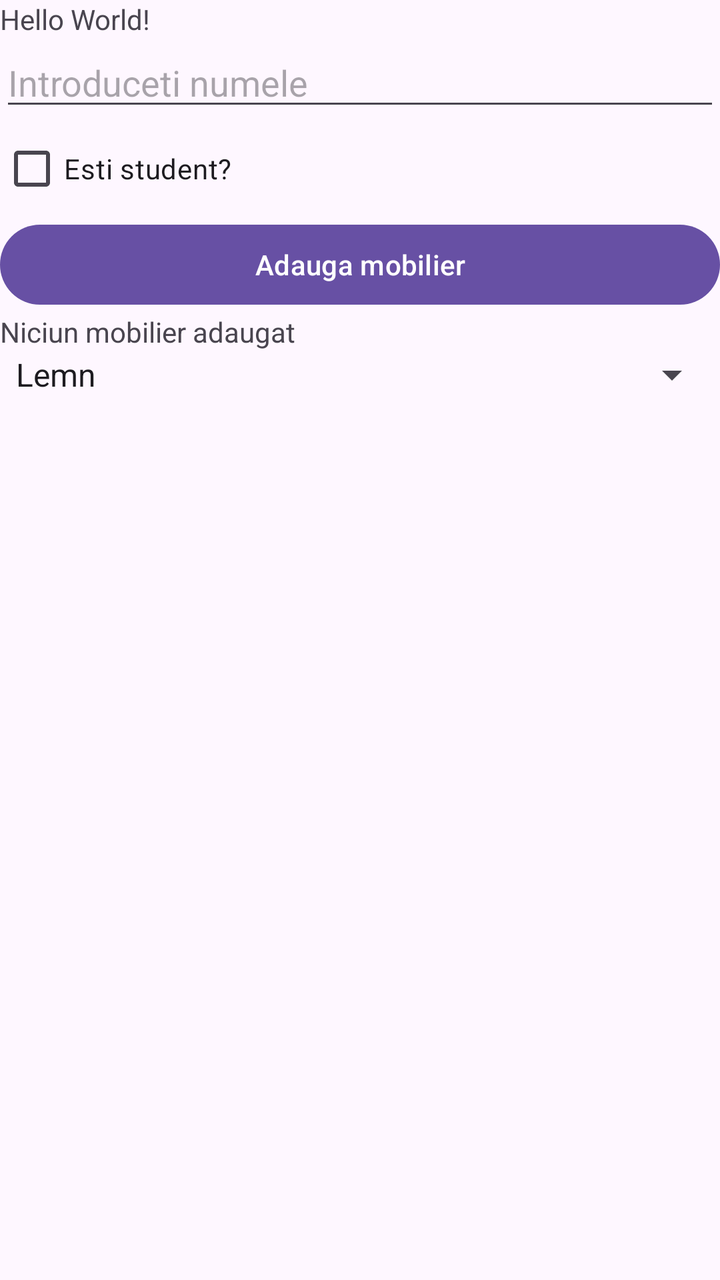
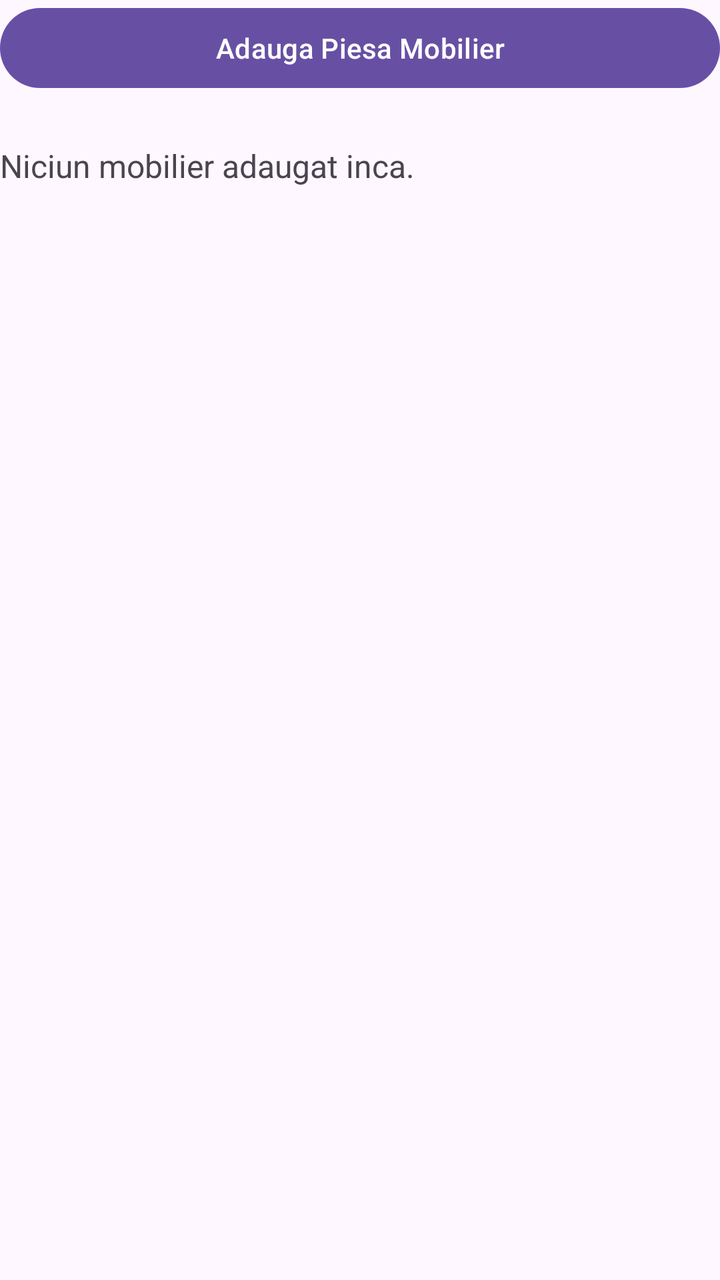

Two renders of the same Android screen: before a commit and after it. Below are the layout's source before the change and the commit's diff.
<!-- AndroidManifest.xml: application theme Theme.SeminarDAM -->
<!-- res/layout/activity_main.xml -->
<?xml version="1.0" encoding="utf-8"?>
<LinearLayout xmlns:android="http://schemas.android.com/apk/res/android"
    xmlns:app="http://schemas.android.com/apk/res-auto"
    xmlns:tools="http://schemas.android.com/tools"
    android:id="@+id/main"
    android:orientation="vertical"
    android:layout_width="match_parent"
    android:layout_height="match_parent"
    tools:context=".MainActivity">

    <TextView
        android:layout_width="wrap_content"
        android:layout_height="wrap_content"
        android:text="Hello World!"
        app:layout_constraintBottom_toBottomOf="parent"
        app:layout_constraintEnd_toEndOf="parent"
        app:layout_constraintStart_toStartOf="parent"
        app:layout_constraintTop_toTopOf="parent" />

    <EditText
        android:id="@+id/nume_ET"
        android:layout_width="match_parent"
        android:layout_height="wrap_content"
        android:hint="@string/introduceti_numele"
        android:inputType="text"/>

    <CheckBox
        android:id="@+id/eStudent_CB"
        android:layout_width="match_parent"
        android:layout_height="wrap_content"
        android:text="Esti student?"/>

    <Button
        android:layout_width="match_parent"
        android:layout_height="wrap_content"
        android:onClick="deschideFormular"
        android:text="@string/adauga_mobilier"/>

    <TextView
        android:layout_width="match_parent"
        android:layout_height="wrap_content"
        android:text="Niciun mobilier adaugat"/>

    <Spinner
        android:layout_width="match_parent"
        android:layout_height="wrap_content"
        android:entries="@array/Lista"/>


</LinearLayout>
<!-- resources referenced by this layout -->
<resources>
  <string-array name="Lista">
          <item>Lemn</item>
          <item>Metal</item>
          <item>Sticla</item>
      </string-array>
  <string name="adauga_mobilier">Adauga mobilier</string>
  <string name="introduceti_numele">Introduceti numele</string>
  <style name="Theme.SeminarDAM" parent="Base.Theme.SeminarDAM" />
  <style name="Base.Theme.SeminarDAM" parent="Theme.Material3.DayNight.NoActionBar">
          
          
      </style>
</resources>

<!-- the commit's change to res/layout/activity_main.xml (unified diff, before → after) -->
@@ -8,43 +8,19 @@
     android:layout_height="match_parent"
     tools:context=".MainActivity">
 
-    <TextView
-        android:layout_width="wrap_content"
-        android:layout_height="wrap_content"
-        android:text="Hello World!"
-        app:layout_constraintBottom_toBottomOf="parent"
-        app:layout_constraintEnd_toEndOf="parent"
-        app:layout_constraintStart_toStartOf="parent"
-        app:layout_constraintTop_toTopOf="parent" />
-
-    <EditText
-        android:id="@+id/nume_ET"
-        android:layout_width="match_parent"
-        android:layout_height="wrap_content"
-        android:hint="@string/introduceti_numele"
-        android:inputType="text"/>
-
-    <CheckBox
-        android:id="@+id/eStudent_CB"
-        android:layout_width="match_parent"
-        android:layout_height="wrap_content"
-        android:text="Esti student?"/>
-
     <Button
+        android:id="@+id/btnDeschide_BtT"
         android:layout_width="match_parent"
         android:layout_height="wrap_content"
         android:onClick="deschideFormular"
-        android:text="@string/adauga_mobilier"/>
+        android:text="@string/btn_deschide_formular"/>
 
     <TextView
+        android:id="@+id/rezultat_TV"
         android:layout_width="match_parent"
         android:layout_height="wrap_content"
-        android:text="Niciun mobilier adaugat"/>
-
-    <Spinner
-        android:layout_width="match_parent"
-        android:layout_height="wrap_content"
-        android:entries="@array/Lista"/>
-
+        android:layout_marginTop="24dp"
+        android:textSize="16sp"
+        android:text="@string/tv_rezultat_initial"/>
 
 </LinearLayout>
<!-- resource entries referenced after the edit -->
@@ -1,12 +1,7 @@
 <!-- resources referenced by this layout -->
 <resources>
-  <string-array name="Lista">
-          <item>Lemn</item>
-          <item>Metal</item>
-          <item>Sticla</item>
-      </string-array>
-  <string name="adauga_mobilier">Adauga mobilier</string>
-  <string name="introduceti_numele">Introduceti numele</string>
+  <string name="btn_deschide_formular">Adauga Piesa Mobilier</string>
+  <string name="tv_rezultat_initial">Niciun mobilier adaugat inca.</string>
   <style name="Theme.SeminarDAM" parent="Base.Theme.SeminarDAM" />
   <style name="Base.Theme.SeminarDAM" parent="Theme.Material3.DayNight.NoActionBar">
           
